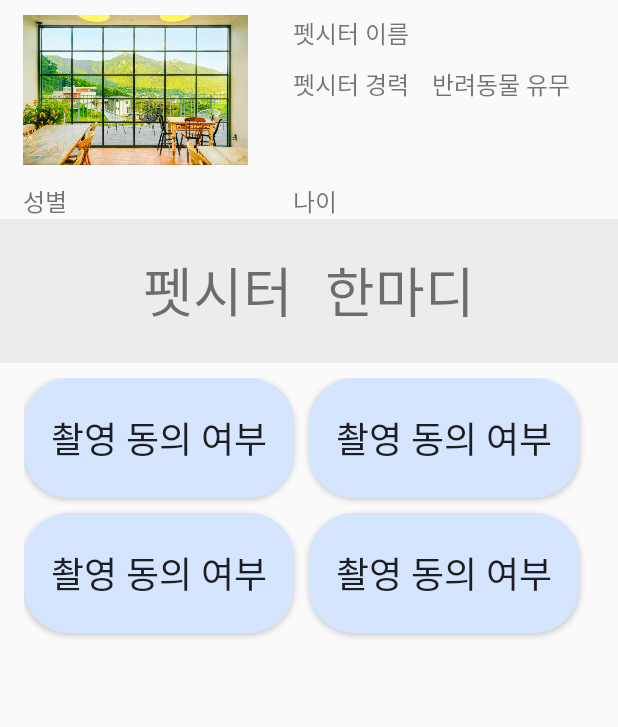
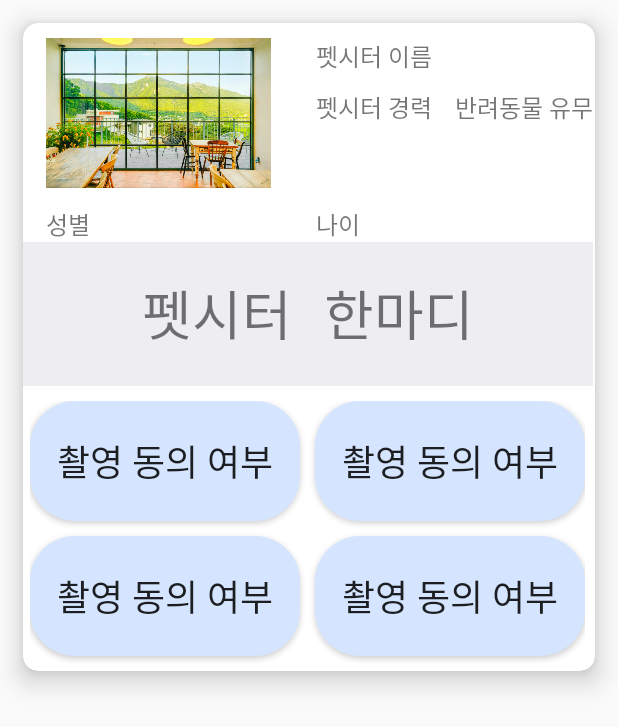
Before and after one commit to ehtjsv2/FitaPetService_Client_Personal_Version, an Android app: the layout dog_service_list.xml on its own in the app's theme, with its tools: preview values and no code run, on a phone screen of 412 x 824 dp. Shown: the top 727 px of the screen. Run offline under Robolectric (Android 15) with nearby library versions, the phone set to English and light mode, and no system bars.

Commit message:
dogservicefragment xml cardview fix

```diff
--- a/app/build.gradle
+++ b/app/build.gradle
@@ -45,6 +45,7 @@ android {
 dependencies {
 
     implementation 'androidx.core:core-ktx:1.7.0'
+    implementation 'androidx.recyclerview:recyclerview:1.1.0'
     implementation 'androidx.appcompat:appcompat:1.5.1'
     implementation 'com.google.android.material:material:1.6.1'
     implementation 'androidx.constraintlayout:constraintlayout:2.1.4'
--- a/app/src/main/res/layout/dog_service_list.xml
+++ b/app/src/main/res/layout/dog_service_list.xml
@@ -1,14 +1,19 @@
 <?xml version="1.0" encoding="utf-8"?>
-<LinearLayout
-    xmlns:android="http://schemas.android.com/apk/res/android"
-    android:layout_width="match_parent"
-    android:layout_height="match_parent"
-    android:orientation="vertical"
-    android:id="@+id/dogServiceList">
 
 <androidx.cardview.widget.CardView
+    xmlns:android="http://schemas.android.com/apk/res/android"
+    xmlns:app="http://schemas.android.com/apk/res-auto"
+    android:layout_width="match_parent"
+    android:layout_height="wrap_content"
+    android:layout_margin="15dp"
+    android:padding="10dp"
+    app:cardElevation="10dp"
+    app:cardCornerRadius="10dp">
+
+    <LinearLayout
         android:layout_width="wrap_content"
-        android:layout_height="wrap_content" />
+        android:layout_height="wrap_content"
+        android:orientation="vertical">
 
         <GridLayout
             android:layout_width="wrap_content"
@@ -33,6 +38,7 @@
                         android:layout_height="wrap_content"
                         android:text="펫시터 이름"
                         android:textSize="16dp" />
+
                     <GridLayout
                         android:layout_width="wrap_content"
                         android:layout_height="wrap_content"
@@ -90,7 +96,6 @@
         <GridLayout
             android:layout_width="wrap_content"
             android:layout_height="wrap_content"
-        android:orientation="horizontal"
             android:columnCount="2"
             android:layout_gravity="center"
             android:gravity="center" >
@@ -102,8 +107,7 @@
                 android:background="@drawable/solid_button"
                 android:text="촬영 동의 여부"
                 android:textSize="24dp"
-            android:layout_marginBottom="10dp"
-            android:layout_marginRight="10dp"/>
+                android:layout_marginBottom="10dp" />
 
             <Button
                 android:id="@+id/takeawalk"
@@ -113,7 +117,7 @@
                 android:text="촬영 동의 여부"
                 android:textSize="24dp"
                 android:layout_marginBottom="10dp"
-            android:layout_marginRight="10dp"/>
+                android:layout_marginStart="10dp"/>
 
             <Button
                 android:id="@+id/location"
@@ -123,7 +127,7 @@
                 android:text="촬영 동의 여부"
                 android:textSize="24dp"
                 android:layout_marginBottom="10dp"
-            android:layout_marginRight="10dp"/>
+/>
 
             <Button
                 android:id="@+id/olddog"
@@ -133,8 +137,10 @@
                 android:text="촬영 동의 여부"
                 android:textSize="24dp"
                 android:layout_marginBottom="10dp"
-            android:layout_marginRight="10dp"/>
+                android:layout_marginStart="10dp"/>
 
         </GridLayout>
 
     </LinearLayout>
+
+</androidx.cardview.widget.CardView>
```
Also changed, not shown: app/src/main/res/layout/fragment_dog_service.xml (+21 -0 lines). Lines whose indentation alone changed are shown as unchanged.
